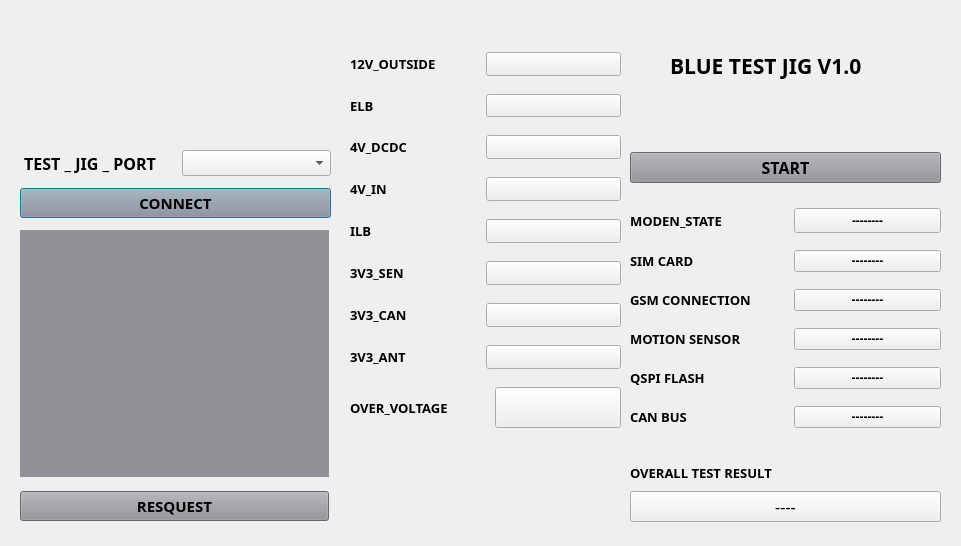
This is dialog.ui in yaozong1/QT_testing_JIG as Qt 5 draws it before an edit. The edited form follows.
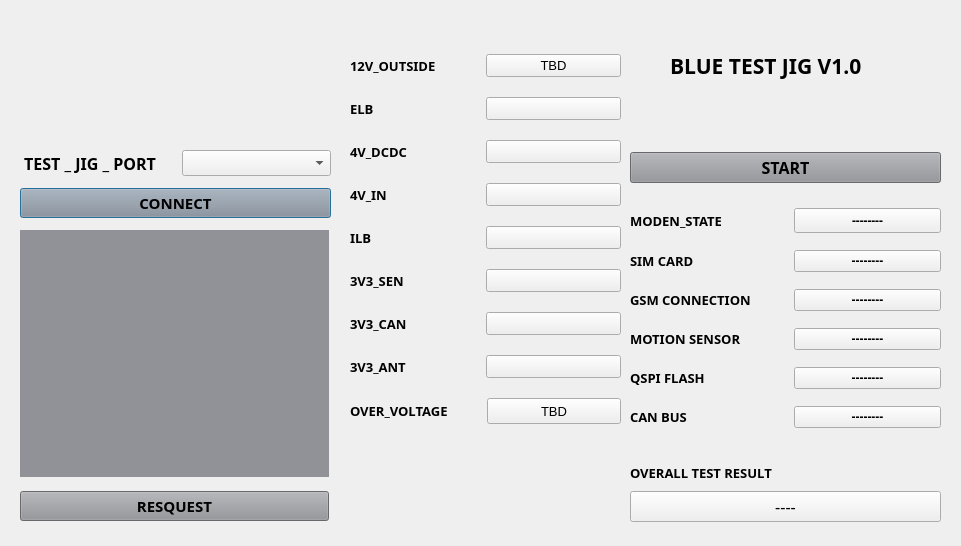
This is the edited form. Icons and pictures are not drawn.

What changed in the file:
```diff
--- a/dialog.ui
+++ b/dialog.ui
@@ -607,10 +607,10 @@
        <widget class="QPushButton" name="btn_12v_outside">
         <property name="font">
          <font>
-          <family>Arial Black</family>
-          <pointsize>8</pointsize>
-          <weight>75</weight>
-          <bold>true</bold>
+          <family>Arial</family>
+          <pointsize>10</pointsize>
+          <weight>50</weight>
+          <bold>false</bold>
          </font>
         </property>
         <property name="styleSheet">
@@ -620,7 +620,7 @@
          <set>Qt::ImhNone</set>
         </property>
         <property name="text">
-         <string/>
+         <string>TBD</string>
         </property>
        </widget>
       </item>
@@ -698,10 +698,10 @@
        <widget class="QPushButton" name="btn_4V_DCDC">
         <property name="font">
          <font>
-          <family>Arial Black</family>
-          <pointsize>8</pointsize>
-          <weight>75</weight>
-          <bold>true</bold>
+          <family>Arial</family>
+          <pointsize>10</pointsize>
+          <weight>50</weight>
+          <bold>false</bold>
          </font>
         </property>
         <property name="styleSheet">
@@ -742,10 +742,10 @@
        <widget class="QPushButton" name="btn_4V_IN">
         <property name="font">
          <font>
-          <family>Arial Black</family>
-          <pointsize>8</pointsize>
-          <weight>75</weight>
-          <bold>true</bold>
+          <family>Arial</family>
+          <pointsize>10</pointsize>
+          <weight>50</weight>
+          <bold>false</bold>
          </font>
         </property>
         <property name="styleSheet">
@@ -786,10 +786,10 @@
        <widget class="QPushButton" name="btn_ILB">
         <property name="font">
          <font>
-          <family>Arial Black</family>
-          <pointsize>8</pointsize>
-          <weight>75</weight>
-          <bold>true</bold>
+          <family>Arial</family>
+          <pointsize>10</pointsize>
+          <weight>50</weight>
+          <bold>false</bold>
          </font>
         </property>
         <property name="styleSheet">
@@ -830,10 +830,10 @@
        <widget class="QPushButton" name="btn_3v3_SEN">
         <property name="font">
          <font>
-          <family>Arial Black</family>
-          <pointsize>8</pointsize>
-          <weight>75</weight>
-          <bold>true</bold>
+          <family>Arial</family>
+          <pointsize>10</pointsize>
+          <weight>50</weight>
+          <bold>false</bold>
          </font>
         </property>
         <property name="styleSheet">
@@ -874,10 +874,10 @@
        <widget class="QPushButton" name="btn_3v3_CAN">
         <property name="font">
          <font>
-          <family>Arial Black</family>
-          <pointsize>8</pointsize>
-          <weight>75</weight>
-          <bold>true</bold>
+          <family>Arial</family>
+          <pointsize>10</pointsize>
+          <weight>50</weight>
+          <bold>false</bold>
          </font>
         </property>
         <property name="styleSheet">
@@ -918,10 +918,10 @@
        <widget class="QPushButton" name="btn_3v3_ANT">
         <property name="font">
          <font>
-          <family>Arial Black</family>
-          <pointsize>8</pointsize>
-          <weight>75</weight>
-          <bold>true</bold>
+          <family>Arial</family>
+          <pointsize>10</pointsize>
+          <weight>50</weight>
+          <bold>false</bold>
          </font>
         </property>
         <property name="styleSheet">
@@ -962,8 +962,8 @@
        <widget class="QPushButton" name="btn_OV">
         <property name="maximumSize">
          <size>
-          <width>126</width>
-          <height>41</height>
+          <width>134</width>
+          <height>26</height>
          </size>
         </property>
         <property name="baseSize">
@@ -974,17 +974,17 @@
         </property>
         <property name="font">
          <font>
-          <family>Arial Black</family>
+          <family>Arial</family>
           <pointsize>10</pointsize>
-          <weight>75</weight>
-          <bold>true</bold>
+          <weight>50</weight>
+          <bold>false</bold>
          </font>
         </property>
         <property name="styleSheet">
          <string notr="true"/>
         </property>
         <property name="text">
-         <string/>
+         <string>TBD</string>
         </property>
         <property name="iconSize">
          <size>
```
Left out of the diff: 2 changed lines with no effect on the pictures.
